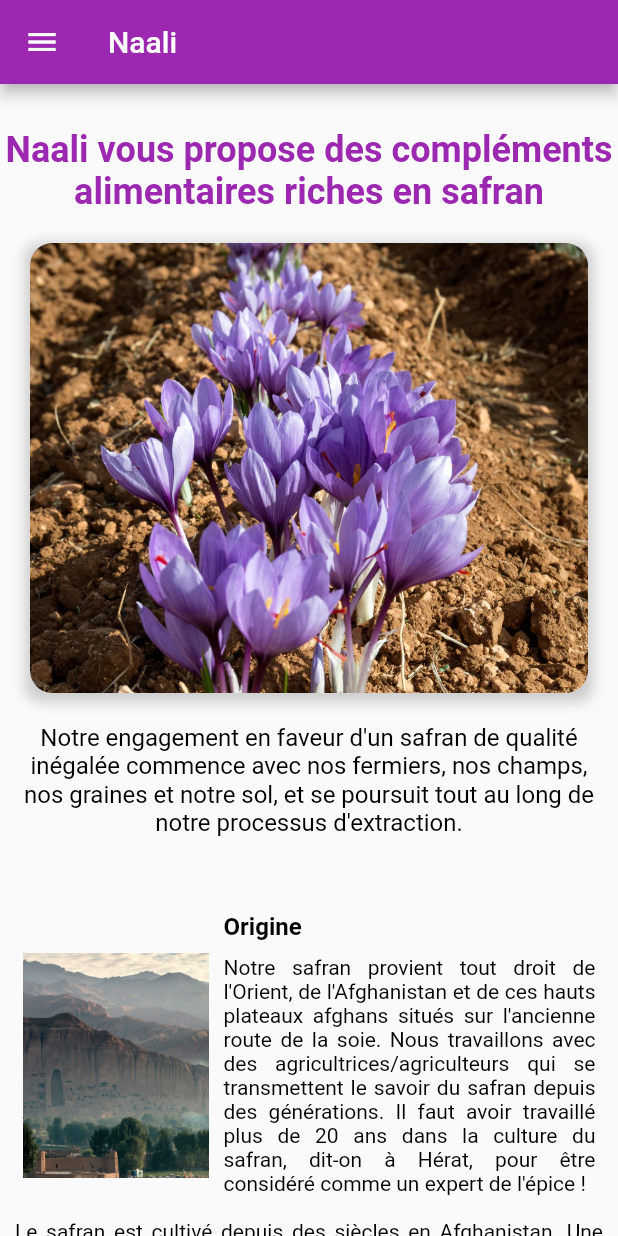
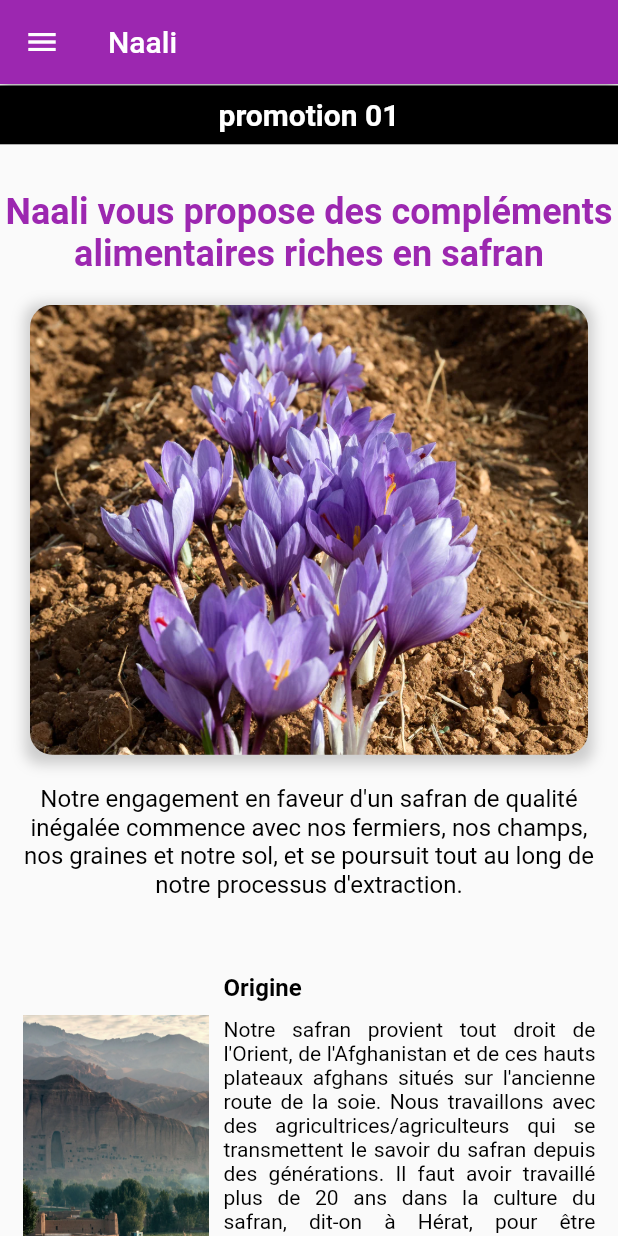
Before and after one commit to FerdaousseELB/Naali, a Flutter app: the screen it shows after launch, on a phone screen of 412 x 824 dp. Run offline on Flutter 3.47's test engine with Material 2 defaults, Android fonts, the phone set to English and light mode, and no system bars; drawn by our look-alikes of carousel_slider; our stand-ins replace device_preview, font_awesome_flutter, google_fonts, video_player.

Commit message:
details : ajout de deroulement des promos

```diff
--- a/lib/ui.pages/Acceuil.page.dart
+++ b/lib/ui.pages/Acceuil.page.dart
@@ -4,7 +4,9 @@ import 'package:flutter/material.dart';
 import 'package:google_fonts/google_fonts.dart';
 import 'package:naali/ui.pages/ui.widgets/drawer.widget.dart';
 import 'package:naali/ui.pages/ui.widgets/footer.widget.dart';
+import 'package:naali/ui.pages/ui.widgets/headerPromo.widget.dart';
 import 'package:naali/ui.pages/ui.widgets/pointsFort.widget.dart';
+import 'package:carousel_slider/carousel_slider.dart';
 
 class Acceuil extends StatefulWidget {
   const Acceuil({Key? key});
@@ -27,6 +29,11 @@ class _AcceuilState extends State<Acceuil> {
     'images/infusion.jpg',
     'images/safran.jpg',
   ]; // Liste des chemins d'accès aux images
+  List<String> promo = [
+    'promotion 01',
+    'Livraison gratuite',
+    'promotion 3',
+  ];
 
   @override
   void initState() {
@@ -62,6 +69,36 @@ class _AcceuilState extends State<Acceuil> {
       body: SingleChildScrollView(
         child: Column(
           children: [
+            CarouselSlider(
+              items: promo.map((text) {
+                return Container(
+                  color: Colors.black,
+                  //width: 900,
+                  margin: const EdgeInsets.all(1.0),
+                  child: Center(
+                    child: Text(
+                      text,
+                      style: const TextStyle(
+                        fontSize: 20.0,
+                        fontWeight: FontWeight.bold,
+                        color: Colors.white, // Texte en blanc
+                      ),
+                    ),
+                  ),
+                );
+              }).toList(),
+              options: CarouselOptions(
+                autoPlay: true,
+                autoPlayInterval: const Duration(seconds: 3),
+                aspectRatio: 10.0,
+                enlargeCenterPage: true,
+                scrollDirection: Axis.horizontal,
+                reverse: true,
+                viewportFraction:
+                2.5, // Ajuster la valeur pour enlever l'espace blanc
+              ),
+            ),
+            //HeaderPromo(),
             const SizedBox(height: 30),
             const Text(
               'Naali vous propose des compléments alimentaires riches en safran',
--- a/lib/ui.pages/ui.widgets/boutonAcheter.widget.dart
+++ b/lib/ui.pages/ui.widgets/boutonAcheter.widget.dart
@@ -5,7 +5,7 @@ class MonBoutonAcheter extends StatelessWidget {
   final String url;
   final String buttonText;
 
-  MonBoutonAcheter({super.key, required this.url, required this.buttonText, required Color textColor});
+  const MonBoutonAcheter({super.key, required this.url, required this.buttonText, required Color textColor});
 
   void _redirectionVersSiteWeb() async {
     if (await canLaunch(url)) {
@@ -31,9 +31,9 @@ class MonEcran extends StatelessWidget {
   Widget build(BuildContext context) {
     return Scaffold(
       appBar: AppBar(
-        title: Text('Mon Application'),
+        title: const Text('Mon Application'),
       ),
-      body: Center(
+      body: const Center(
         child: MonBoutonAcheter(
           url: 'https://example.com',
           buttonText: 'Acheter maintenant', textColor: Colors.white,
--- a/pubspec.yaml
+++ b/pubspec.yaml
@@ -31,6 +31,8 @@ dependencies:
   flutter:
     sdk: flutter
   video_player: ^2.3.0
+  carousel_slider: ^4.0.0
+
 
   # The following adds the Cupertino Icons font to your application.
   # Use with the CupertinoIcons class for iOS style icons.
```
Also changed, not shown: lib/ui.pages/ui.widgets/headerPromo.widget.dart (added, +52 -0 lines).
